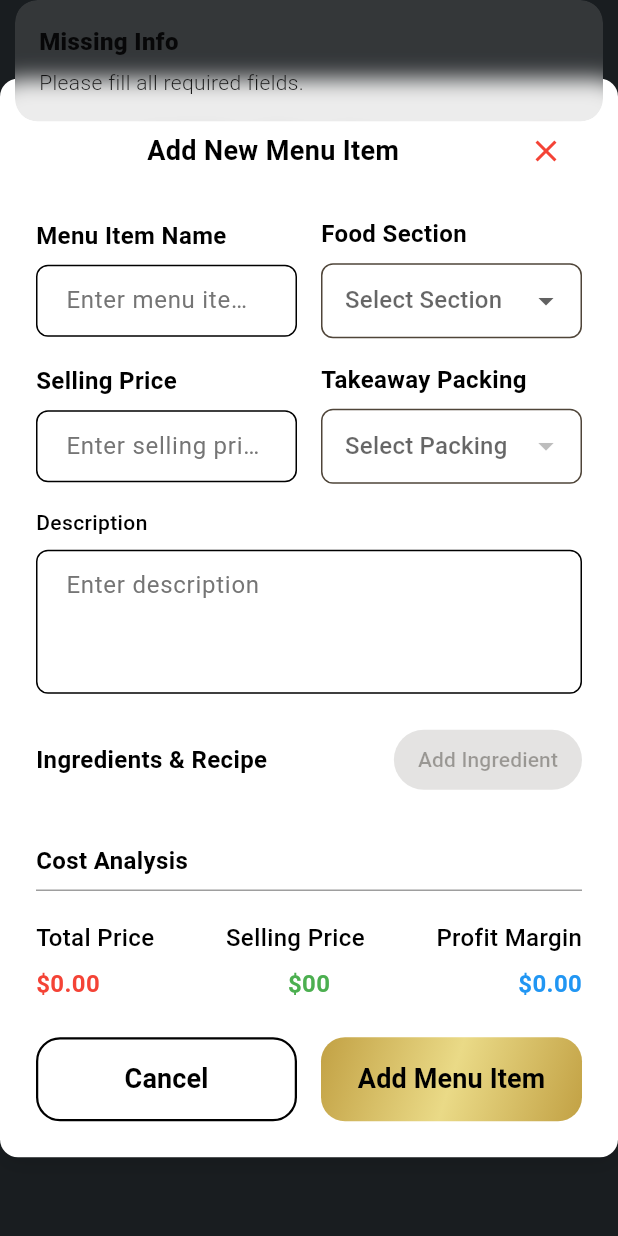
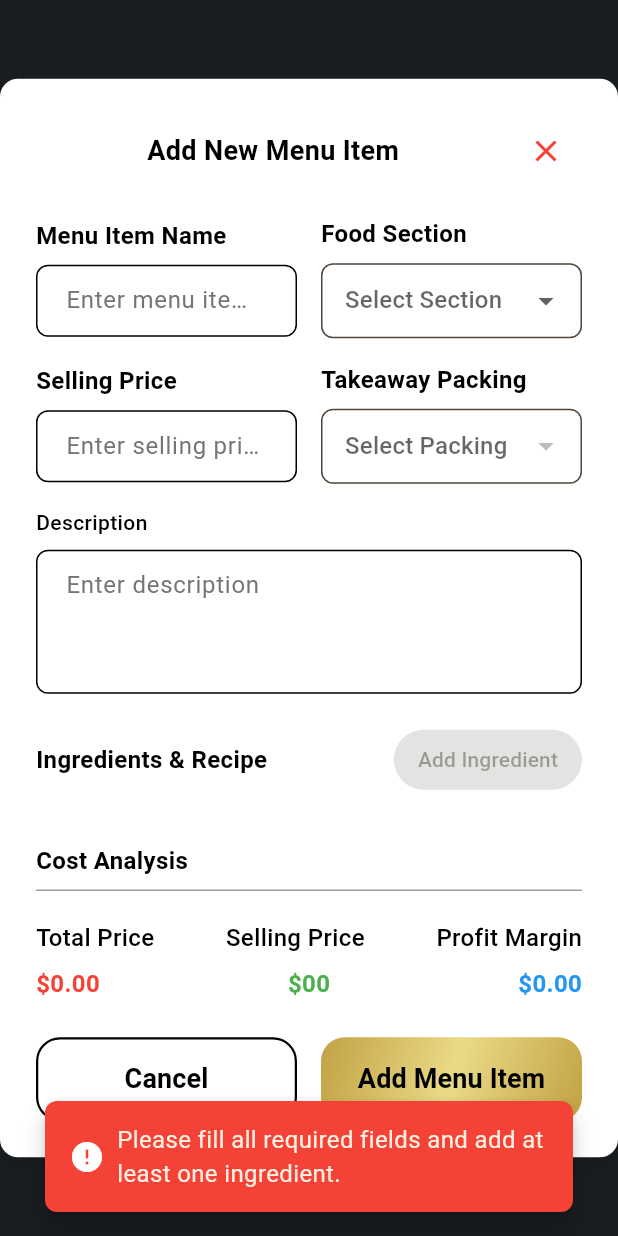
Before and after one commit to IsrarKundi/kkr_super_admin, a Flutter app: the AddMenuItemModal widget shown alone on an empty page, opened directly with empty values, after a tap on "Add Menu Item", on a phone screen of 412 x 824 dp. Run offline on Flutter 3.47's test engine with Material 3 defaults, Android fonts, the phone set to English and light mode, and no system bars; our stand-ins replace fl_chart, flutter_svg, get, shared_preferences; accounts and stored records are empty; network calls fail.

Commit message:
update menu item done

```diff
--- /dev/null
+++ b/devtools_options.yaml
@@ -0,0 +1,3 @@
+description: This file stores settings for Dart & Flutter DevTools.
+documentation: https://docs.flutter.dev/tools/devtools/extensions#configure-extension-enablement-states
+extensions:
--- a/lib/screens/menu/add_menu_item.dart
+++ b/lib/screens/menu/add_menu_item.dart
@@ -1,17 +1,21 @@
 import 'package:flutter/material.dart';
 import 'package:flutter_svg/flutter_svg.dart';
 import 'package:get/get.dart';
+import 'package:khaabd_web/models/utils/snackbars.dart';
 import 'package:khaabd_web/widgets/custom_textfield.dart';
 import 'package:khaabd_web/widgets/gradient_button.dart';
 import 'package:khaabd_web/widgets/outlined_button.dart';
 import 'package:khaabd_web/controller/getx_controllers/menu_controller.dart';
 import 'package:khaabd_web/models/models/kitchen_models/get_items_by_section_model.dart';
+import 'package:khaabd_web/models/models/kitchen_models/get_menu_items.dart';
 
 class AddMenuItemModal extends StatefulWidget {
    final VoidCallback onClose;
+   final Datum? editingItem;
    const AddMenuItemModal({
      Key? key,
      required this.onClose,
+     this.editingItem,
    }) : super(key: key);
 
   @override
@@ -24,6 +28,8 @@ class _AddMenuItemModalState extends State<AddMenuItemModal> {
   final TextEditingController _sellingPriceController = TextEditingController();
   final TextEditingController _descriptionController = TextEditingController();
 
+  late Datum? editingItem;
+
   String? _selectedSection;
   String? _selectedPacking;
   List<Map<String, dynamic>> _ingredients = [];
@@ -34,6 +40,31 @@ class _AddMenuItemModalState extends State<AddMenuItemModal> {
 
   bool _isFetchingSectionItems = false;
   bool _isAddingMenuItem = false; // for button/loading control
+
+  @override
+  void initState() {
+    super.initState();
+    editingItem = widget.editingItem;
+    if (editingItem != null) {
+      _menuItemNameController.text = editingItem!.name;
+      _sellingPriceController.text = editingItem!.sellingPrice.toString();
+      _descriptionController.text = editingItem!.description;
+      // Capitalize first letter for dropdown
+      _selectedSection = editingItem!.section[0].toUpperCase() + editingItem!.section.substring(1);
+      // Note: takeAwayPacking is not in the model, so skip for now
+      _editingIngredients = editingItem!.ingredients.map((ing) => {
+        'itemId': ing.itemId,
+        'quantity': ing.quantity,
+      }).toList();
+      // Trigger section select to populate dropdowns
+      if (_selectedSection != null) {
+        _onSectionSelect(_selectedSection!);
+      }
+    }
+  }
+
+  String? _editingTakeAwayPackingId;
+  List<Map<String, dynamic>> _editingIngredients = [];
 
   @override
   void dispose() {
@@ -61,13 +92,43 @@ class _AddMenuItemModalState extends State<AddMenuItemModal> {
     await menuController.getItemsBySection(
       kitchenSection: section.toLowerCase().replaceAll(' ', '-'),
       limit: 50,
+      showLoading: false,
+      context: context,
     );
     final list = menuController.itemsBySection;
     setState(() {
       _packingOptions = list.where((item) => (item.category?.toLowerCase() ?? '') == 'packing').toList();
       _kitchenOptions = list.where((item) => (item.category?.toLowerCase() ?? '') == 'kitchen').toList();
       _isFetchingSectionItems = false;
+      // If editing, populate ingredients
+      if (editingItem != null) {
+        _populateEditingData();
+      }
     });
+  }
+
+  void _populateEditingData() {
+    if (editingItem == null) return;
+    // Populate ingredients
+    _ingredients.clear();
+    for (var ing in _editingIngredients) {
+      final itemId = ing['itemId'];
+      final quantity = ing['quantity'];
+      final kitchenItem = _kitchenOptions.firstWhere(
+        (item) => item.kitchenItemId == itemId,
+        orElse: () => _kitchenOptions.first,
+      );
+      if (kitchenItem.kitchenItemId != null) {
+        _ingredients.add({
+          'kitchenItem': kitchenItem,
+          'quantity': TextEditingController(text: quantity.toString()),
+          'unitCost': TextEditingController(),
+          'totalCost': TextEditingController(),
+        });
+        _onKitchenItemChanged(_ingredients.length - 1, kitchenItem);
+      }
+    }
+    // Note: Packing not populated since not in model
   }
 
   void _addIngredient() {
@@ -139,7 +200,7 @@ class _AddMenuItemModalState extends State<AddMenuItemModal> {
 
   Future<void> _handleAddMenuItem() async {
     if (!_canSubmit) {
-      Get.snackbar('Missing Info', 'Please fill all required fields.');
+      showNativeErrorSnackbar(context, 'Please fill all required fields and add at least one ingredient.');
       return;
     }
     setState(() => _isAddingMenuItem = true);
@@ -153,14 +214,29 @@ class _AddMenuItemModalState extends State<AddMenuItemModal> {
       'quantity': int.tryParse((x['quantity'] as TextEditingController).text) ?? 0
     }).toList();
 
-    final success = await menuController.addMenuItem(
+    bool success;
+    if (editingItem != null) {
+      success = await menuController.updateMenuItem(
+        itemId: editingItem!.id,
         menuItemName: _menuItemNameController.text.trim(),
-      foodSection: _selectedSection!,
+        foodSection: _selectedSection!.toLowerCase().replaceAll(' ', '-'),
         sellingPrice: int.tryParse(_sellingPriceController.text) ?? 0,
         description: _descriptionController.text.trim(),
         takeAwayPacking: packingId,
         ingredients: ingredientsApiList,
+        context: context,
       );
+    } else {
+      success = await menuController.addMenuItem(
+        menuItemName: _menuItemNameController.text.trim(),
+        foodSection: _selectedSection!.toLowerCase().replaceAll(' ', '-'),
+        sellingPrice: int.tryParse(_sellingPriceController.text) ?? 0,
+        description: _descriptionController.text.trim(),
+        takeAwayPacking: packingId,
+        ingredients: ingredientsApiList,
+        context: context,
+      );
+    }
 
     if (success) {
       await menuController.getMenuItems(); // refresh list
@@ -207,8 +283,8 @@ class _AddMenuItemModalState extends State<AddMenuItemModal> {
                       mainAxisAlignment: MainAxisAlignment.spaceBetween,
                       children: [
                         const Spacer(),
-                        const Text(
-                          "Add New Menu Item",
+                        Text(
+                          editingItem != null ? "Update Menu Item" : "Add New Menu Item",
                           style: TextStyle(
                             color: Colors.black,
                             fontWeight: FontWeight.w600,
@@ -486,7 +562,7 @@ class _AddMenuItemModalState extends State<AddMenuItemModal> {
                         const SizedBox(width: 16),
                         Expanded(
                           child: GradientButton(
-                            text: _isAddingMenuItem ? 'Adding Menu Item...' : 'Add Menu Item',
+                            text: _isAddingMenuItem ? (editingItem != null ? 'Updating Menu Item...' : 'Adding Menu Item...') : (editingItem != null ? 'Update Menu Item' : 'Add Menu Item'),
                             onPressed: _isAddingMenuItem ? null : _handleAddMenuItem,
                             height: 48,
                           ),
```
Also changed, not shown: lib/controller/api_services/menu_apis.dart (+55 -0 lines), lib/controller/getx_controllers/menu_controller.dart (+58 -8 lines), lib/screens/menu/menu_screen.dart (+15 -22 lines), lib/screens/menu/tabs/menu_items_tab.dart (+4 -13 lines). Lines whose indentation alone changed are shown as unchanged.
